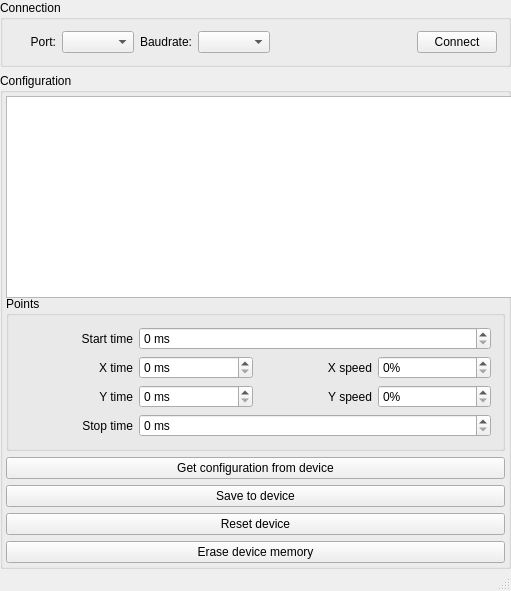
Before: the Qt Designer form tools/ABK-config.ui in exmachina-dev/ABK-firmware, drawn with Qt 5.
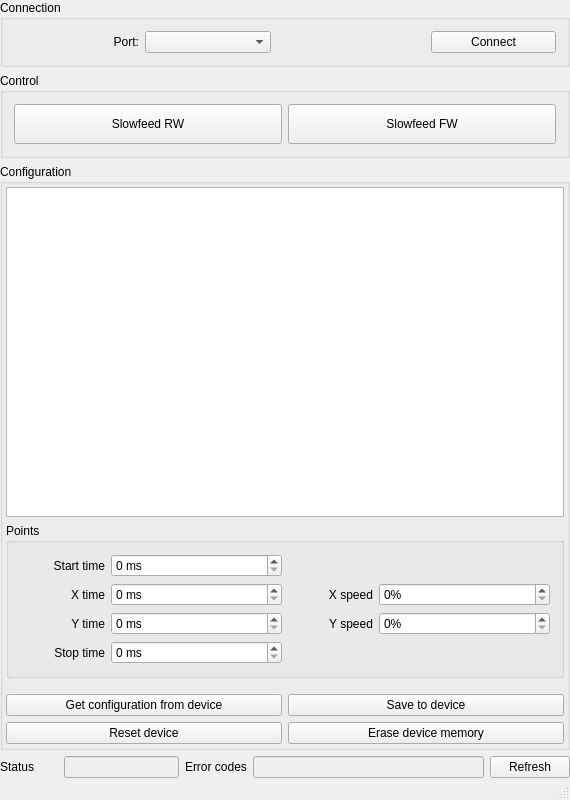
After: the same form once the commit is applied. Icons and pictures are not drawn.

Commit message:
Update ABK-config UI
- Add slowfeed commands
- Add status and error codes

What changed in the file:
```diff
--- a/tools/ABK-config.ui
+++ b/tools/ABK-config.ui
@@ -2,18 +2,21 @@
 <ui version="4.0">
  <class>MainWindow</class>
  <widget class="QMainWindow" name="MainWindow">
+  <property name="windowModality">
+   <enum>Qt::NonModal</enum>
+  </property>
   <property name="geometry">
    <rect>
     <x>0</x>
     <y>0</y>
-    <width>511</width>
-    <height>591</height>
+    <width>570</width>
+    <height>800</height>
    </rect>
   </property>
   <property name="minimumSize">
    <size>
-    <width>500</width>
-    <height>100</height>
+    <width>570</width>
+    <height>800</height>
    </size>
   </property>
   <property name="palette">
@@ -72,19 +75,6 @@
            <item>
             <widget class="QComboBox" name="portCombo"/>
            </item>
-           <item alignment="Qt::AlignRight|Qt::AlignVCenter">
-            <widget class="QLabel" name="baudrateLabel">
-             <property name="text">
-              <string>Baudrate:</string>
-             </property>
-             <property name="alignment">
-              <set>Qt::AlignRight|Qt::AlignTrailing|Qt::AlignVCenter</set>
-             </property>
-            </widget>
-           </item>
-           <item>
-            <widget class="QComboBox" name="baudrateCombo"/>
-           </item>
            <item>
             <spacer name="horizontalSpacer">
              <property name="orientation">
@@ -113,6 +103,69 @@
         </layout>
        </widget>
       </item>
+      <item>
+       <widget class="QGroupBox" name="controlGroup">
+        <property name="minimumSize">
+         <size>
+          <width>0</width>
+          <height>0</height>
+         </size>
+        </property>
+        <property name="title">
+         <string>Control</string>
+        </property>
+        <layout class="QHBoxLayout" name="horizontalLayout_5">
+         <item>
+          <layout class="QHBoxLayout" name="horizontalLayout_4">
+           <property name="spacing">
+            <number>6</number>
+           </property>
+           <property name="topMargin">
+            <number>0</number>
+           </property>
+           <item>
+            <widget class="QPushButton" name="slowfeedRewindButton">
+             <property name="sizePolicy">
+              <sizepolicy hsizetype="Minimum" vsizetype="Fixed">
+               <horstretch>0</horstretch>
+               <verstretch>0</verstretch>
+              </sizepolicy>
+             </property>
+             <property name="minimumSize">
+              <size>
+               <width>0</width>
+               <height>40</height>
+              </size>
+             </property>
+             <property name="text">
+              <string>Slowfeed RW</string>
+             </property>
+             <property name="checkable">
+              <bool>false</bool>
+             </property>
+             <property name="flat">
+              <bool>false</bool>
+             </property>
+            </widget>
+           </item>
+           <item>
+            <widget class="QPushButton" name="slowfeedForwardButton">
+             <property name="minimumSize">
+              <size>
+               <width>0</width>
+               <height>40</height>
+              </size>
+             </property>
+             <property name="text">
+              <string>Slowfeed FW</string>
+             </property>
+            </widget>
+           </item>
+          </layout>
+         </item>
+        </layout>
+       </widget>
+      </item>
       <item>
        <widget class="QGroupBox" name="configGroup">
         <property name="title">
@@ -216,23 +269,7 @@
              </property>
              <layout class="QGridLayout" name="gridLayout_4">
               <item row="0" column="0">
-               <layout class="QGridLayout" name="gridLayout_6">
-                <item row="0" column="1" colspan="3">
-                 <widget class="QSpinBox" name="x1SpinBox">
-                  <property name="styleSheet">
-                   <string notr="true"/>
-                  </property>
-                  <property name="suffix">
-                   <string extracomment="milliseconds"> ms</string>
-                  </property>
-                  <property name="maximum">
-                   <number>60000</number>
-                  </property>
-                  <property name="singleStep">
-                   <number>10</number>
-                  </property>
-                 </widget>
-                </item>
+               <layout class="QGridLayout" name="gridLayout_6" columnstretch="1,2,1,2">
                 <item row="0" column="0">
                  <widget class="QLabel" name="x1Label">
                   <property name="layoutDirection">
@@ -279,19 +316,6 @@
                   </property>
                  </widget>
                 </item>
-                <item row="3" column="1" colspan="3">
-                 <widget class="QSpinBox" name="x4SpinBox">
-                  <property name="suffix">
-                   <string extracomment="milliseconds"> ms</string>
-                  </property>
-                  <property name="maximum">
-                   <number>60000</number>
-                  </property>
-                  <property name="singleStep">
-                   <number>10</number>
-                  </property>
-                 </widget>
-                </item>
                 <item row="2" column="2">
                  <widget class="QLabel" name="y3Label">
                   <property name="text">
@@ -358,12 +382,49 @@
                   </property>
                  </widget>
                 </item>
+                <item row="0" column="1">
+                 <widget class="QSpinBox" name="x1SpinBox">
+                  <property name="styleSheet">
+                   <string notr="true"/>
+                  </property>
+                  <property name="suffix">
+                   <string extracomment="milliseconds"> ms</string>
+                  </property>
+                  <property name="maximum">
+                   <number>60000</number>
+                  </property>
+                  <property name="singleStep">
+                   <number>10</number>
+                  </property>
+                 </widget>
+                </item>
+                <item row="3" column="1">
+                 <widget class="QSpinBox" name="x4SpinBox">
+                  <property name="suffix">
+                   <string extracomment="milliseconds"> ms</string>
+                  </property>
+                  <property name="maximum">
+                   <number>60000</number>
+                  </property>
+                  <property name="singleStep">
+                   <number>10</number>
+                  </property>
+                 </widget>
+                </item>
                </layout>
               </item>
              </layout>
             </widget>
            </item>
            <item>
+            <layout class="QGridLayout" name="gridLayout_5">
+             <property name="topMargin">
+              <number>10</number>
+             </property>
+             <property name="horizontalSpacing">
+              <number>6</number>
+             </property>
+             <item row="0" column="0">
             <widget class="QPushButton" name="getConfigButton">
              <property name="styleSheet">
               <string notr="true"/>
@@ -373,21 +434,21 @@
              </property>
             </widget>
            </item>
-           <item>
+             <item row="0" column="1">
             <widget class="QPushButton" name="saveConfigButton">
              <property name="text">
               <string>Save to device</string>
              </property>
             </widget>
            </item>
-           <item>
+             <item row="1" column="0">
             <widget class="QPushButton" name="resetButton">
              <property name="text">
               <string>Reset device</string>
              </property>
             </widget>
            </item>
-           <item>
+             <item row="1" column="1">
             <widget class="QPushButton" name="eraseButton">
              <property name="text">
               <string>Erase device memory</string>
@@ -400,8 +461,55 @@
           </layout>
          </item>
         </layout>
+         </item>
+        </layout>
        </widget>
       </item>
+      <item>
+       <layout class="QHBoxLayout" name="horizontalLayout_3" stretch="1,2,1,4,1">
+        <property name="topMargin">
+         <number>0</number>
+        </property>
+        <property name="bottomMargin">
+         <number>0</number>
+        </property>
+        <item>
+         <widget class="QLabel" name="label">
+          <property name="text">
+           <string>Status</string>
+          </property>
+         </widget>
+        </item>
+        <item>
+         <widget class="QLineEdit" name="statusLineEdit">
+          <property name="enabled">
+           <bool>false</bool>
+          </property>
+         </widget>
+        </item>
+        <item>
+         <widget class="QLabel" name="label_2">
+          <property name="text">
+           <string>Error codes</string>
+          </property>
+         </widget>
+        </item>
+        <item>
+         <widget class="QLineEdit" name="errorLineEdit">
+          <property name="enabled">
+           <bool>false</bool>
+          </property>
+         </widget>
+        </item>
+        <item>
+         <widget class="QPushButton" name="statusButton">
+          <property name="text">
+           <string>Refresh</string>
+          </property>
+         </widget>
+        </item>
+       </layout>
+      </item>
      </layout>
     </item>
    </layout>
```
Lines whose indentation alone changed are shown as unchanged. The commit also changes 1 other file.
